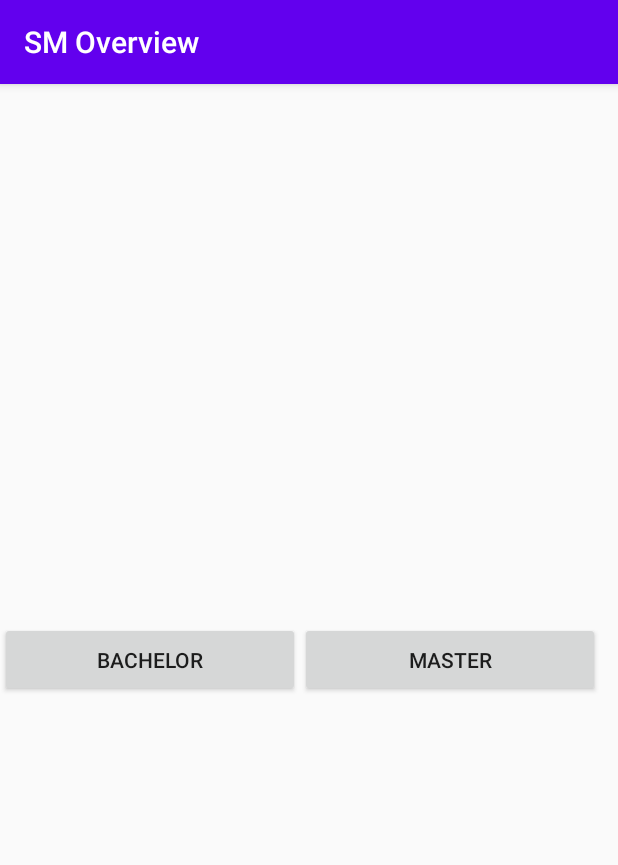
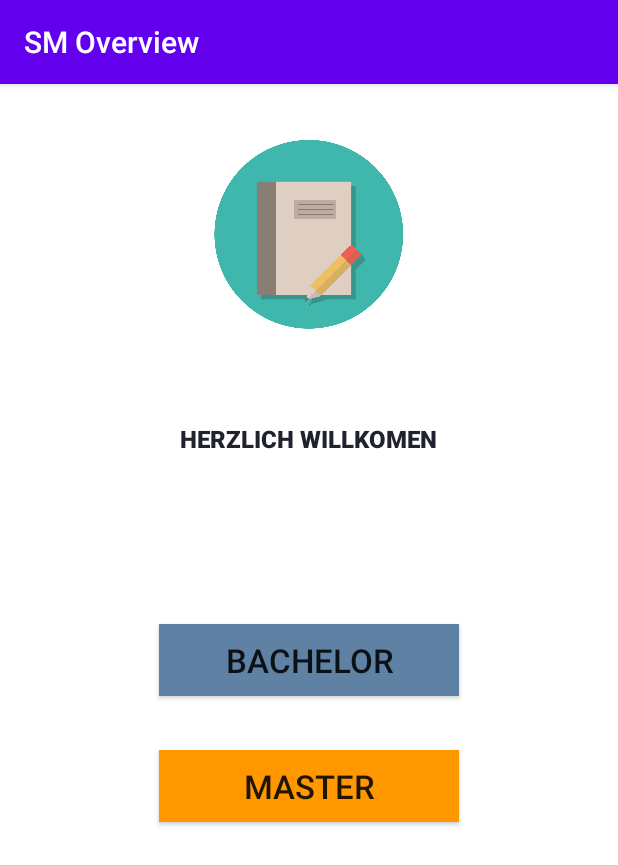
Before and after one commit to reza-foroushani/SM-Overview, an Android app: the screen it shows after launch (MainBachelorActivity), on a phone screen of 412 x 824 dp. Shown: the top 865 px of the screen. Run offline under Robolectric (Android 15) with nearby library versions, the phone set to English and light mode, and no system bars.

Commit message:
no message

```diff
--- a/app/src/main/java/de/hskl/smoverview/MainBachelorActivity.java
+++ b/app/src/main/java/de/hskl/smoverview/MainBachelorActivity.java
@@ -15,24 +15,5 @@ public class MainBachelorActivity extends AppCompatActivity {
         super.onCreate(savedInstanceState);
         setContentView(R.layout.activity_main_bachelor);
 
-        bachelor =(Button) findViewById(R.id.bachelorButton);
-        bachelor.setOnClickListener(new View.OnClickListener(){
-
-            @Override
-            public void onClick(View view){
-                Toast.makeText(getApplicationContext(),
-                        "Studiengänge Bachelor",Toast.LENGTH_LONG).show();
-            }
-        });
-
-        master =(Button) findViewById(R.id.masterButton);
-        master.setOnClickListener(new View.OnClickListener(){
-
-            @Override
-            public void onClick(View view){
-                Toast.makeText(getApplicationContext(),
-                        "Studiengänge Master",Toast.LENGTH_LONG).show();
-            }
-        });
     }
 }
--- a/app/src/main/res/layout/activity_main_bachelor.xml
+++ b/app/src/main/res/layout/activity_main_bachelor.xml
@@ -1,33 +1,58 @@
 <?xml version="1.0" encoding="utf-8"?>
-<androidx.appcompat.widget.LinearLayoutCompat
-    xmlns:android="http://schemas.android.com/apk/res/android"
+<RelativeLayout xmlns:android="http://schemas.android.com/apk/res/android"
+    xmlns:app="http://schemas.android.com/apk/res-auto"
     xmlns:tools="http://schemas.android.com/tools"
-    xmlns:app="http://schemas.android.com/apk/res-auto"
     android:layout_width="match_parent"
     android:layout_height="match_parent"
+    android:background="#FFFFFF"
     tools:context=".MainBachelorActivity">
 
 
+    <ImageView
+        android:id="@+id/imageView2"
+        android:layout_width="250dp"
+        android:layout_height="200dp"
+        android:layout_centerHorizontal="true"
+        android:background="#FFFFFF"
+        app:srcCompat="@drawable/book_2389229" />
 
+    <TextView
+        android:id="@+id/WILLKOMMEN_TEXTVIEW"
+        android:layout_width="250dp"
+        android:layout_height="wrap_content"
+        android:layout_below="@id/imageView2"
+        android:layout_centerInParent="true"
+        android:fontFamily="sans-serif-black"
+        android:gravity="center"
+        android:padding="25dp"
+        android:text="Herzlich Willkomen"
+        android:textAllCaps="true"
+        android:textColor="#20222E"
+        android:textSize="16sp" />
 
     <Button
-        android:id="@+id/bachelorButton"
+        android:id="@+id/BACHELOR_BUTTON"
         android:layout_width="200dp"
-        android:layout_height="50dp"
-        android:layout_gravity="center"
-
-        android:text="Bachelor"
-        android:layout_alignParentRight="true" />
+        android:layout_height="wrap_content"
+        android:layout_alignParentLeft="false"
+        android:layout_alignParentTop="false"
+        android:layout_alignParentRight="false"
+        android:layout_alignParentBottom="false"
+        android:layout_centerInParent="true"
+        android:background="#5F81A3"
+        android:text="BACHELOR"
+        android:textSize="22sp" />
 
     <Button
-        android:id="@+id/masterButton"
+        android:id="@+id/MASTER_BUTTON"
         android:layout_width="200dp"
-        android:layout_height="50dp"
-        android:layout_gravity="center"
-        android:text="Master"
-        android:layout_alignParentRight="true" />
+        android:layout_height="wrap_content"
+        android:layout_below="@id/BACHELOR_BUTTON"
+        android:layout_centerInParent="true"
+        android:layout_centerVertical="true"
+        android:layout_marginTop="36dp"
+        android:background="#FF9800"
+        android:text="MASTER"
+        android:textSize="22sp" />
 
-
-
-
-  </androidx.appcompat.widget.LinearLayoutCompat>
+</RelativeLayout>
```
